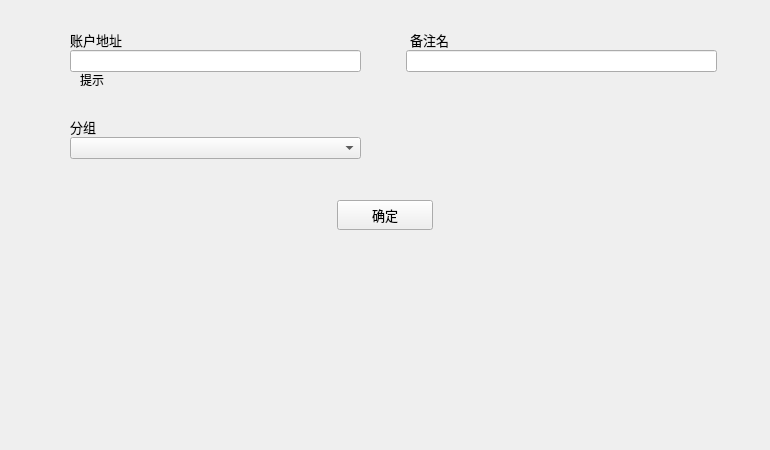
Before: the Qt Designer form contact/ContactAddWidget.ui in HcashOrg/hx-indicator, drawn with Qt 5.
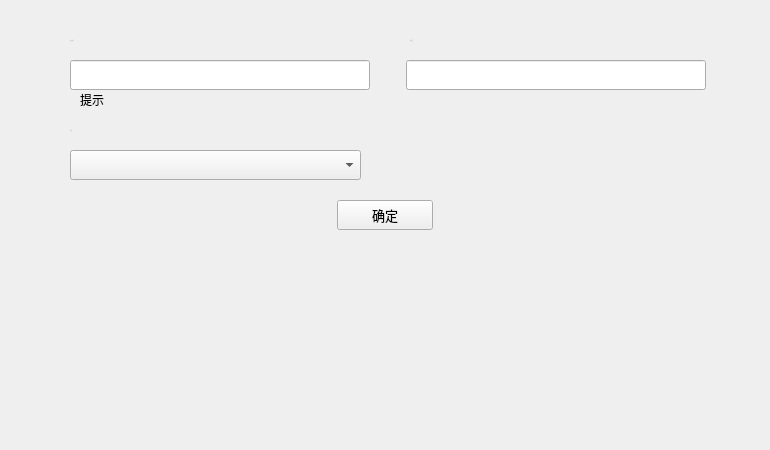
After: the same form once the commit is applied.

Diff of the .ui file:
```diff
--- a/contact/ContactAddWidget.ui
+++ b/contact/ContactAddWidget.ui
@@ -29,9 +29,17 @@
    </property>
    <property name="font">
     <font>
-     <pointsize>10</pointsize>
+     <family>Microsoft YaHei UI Light</family>
+     <pointsize>-1</pointsize>
+     <weight>50</weight>
+     <italic>false</italic>
+     <bold>false</bold>
     </font>
    </property>
+   <property name="styleSheet">
+    <string notr="true">color: rgb(198, 202, 212);
+font: 12px &quot;Microsoft YaHei UI Light&quot;;</string>
+   </property>
    <property name="text">
     <string>账户地址</string>
    </property>
@@ -47,9 +55,17 @@
    </property>
    <property name="font">
     <font>
-     <pointsize>10</pointsize>
+     <family>Microsoft YaHei UI Light</family>
+     <pointsize>-1</pointsize>
+     <weight>50</weight>
+     <italic>false</italic>
+     <bold>false</bold>
     </font>
    </property>
+   <property name="styleSheet">
+    <string notr="true">color: rgb(198, 202, 212);
+font: 12px &quot;Microsoft YaHei UI Light&quot;;</string>
+   </property>
    <property name="text">
     <string>备注名</string>
    </property>
@@ -58,9 +74,9 @@
    <property name="geometry">
     <rect>
      <x>406</x>
-     <y>50</y>
-     <width>311</width>
-     <height>22</height>
+     <y>60</y>
+     <width>300</width>
+     <height>30</height>
     </rect>
    </property>
   </widget>
@@ -68,16 +84,24 @@
    <property name="geometry">
     <rect>
      <x>70</x>
-     <y>117</y>
+     <y>120</y>
      <width>200</width>
      <height>20</height>
     </rect>
    </property>
    <property name="font">
     <font>
-     <pointsize>10</pointsize>
+     <family>Microsoft YaHei UI Light</family>
+     <pointsize>-1</pointsize>
+     <weight>50</weight>
+     <italic>false</italic>
+     <bold>false</bold>
     </font>
    </property>
+   <property name="styleSheet">
+    <string notr="true">color: rgb(198, 202, 212);
+font: 12px &quot;Microsoft YaHei UI Light&quot;;</string>
+   </property>
    <property name="text">
     <string>分组</string>
    </property>
@@ -86,9 +110,9 @@
    <property name="geometry">
     <rect>
      <x>70</x>
-     <y>137</y>
+     <y>150</y>
      <width>291</width>
-     <height>22</height>
+     <height>30</height>
     </rect>
    </property>
   </widget>
@@ -96,11 +120,14 @@
    <property name="geometry">
     <rect>
      <x>80</x>
-     <y>70</y>
+     <y>90</y>
      <width>200</width>
      <height>20</height>
     </rect>
    </property>
+   <property name="styleSheet">
+    <string notr="true">font: 12px &quot;Microsoft YaHei UI Light&quot;;</string>
+   </property>
    <property name="text">
     <string>提示</string>
    </property>
@@ -109,9 +136,9 @@
    <property name="geometry">
     <rect>
      <x>70</x>
-     <y>50</y>
-     <width>291</width>
-     <height>22</height>
+     <y>60</y>
+     <width>300</width>
+     <height>30</height>
     </rect>
    </property>
    <property name="sizePolicy">
```
